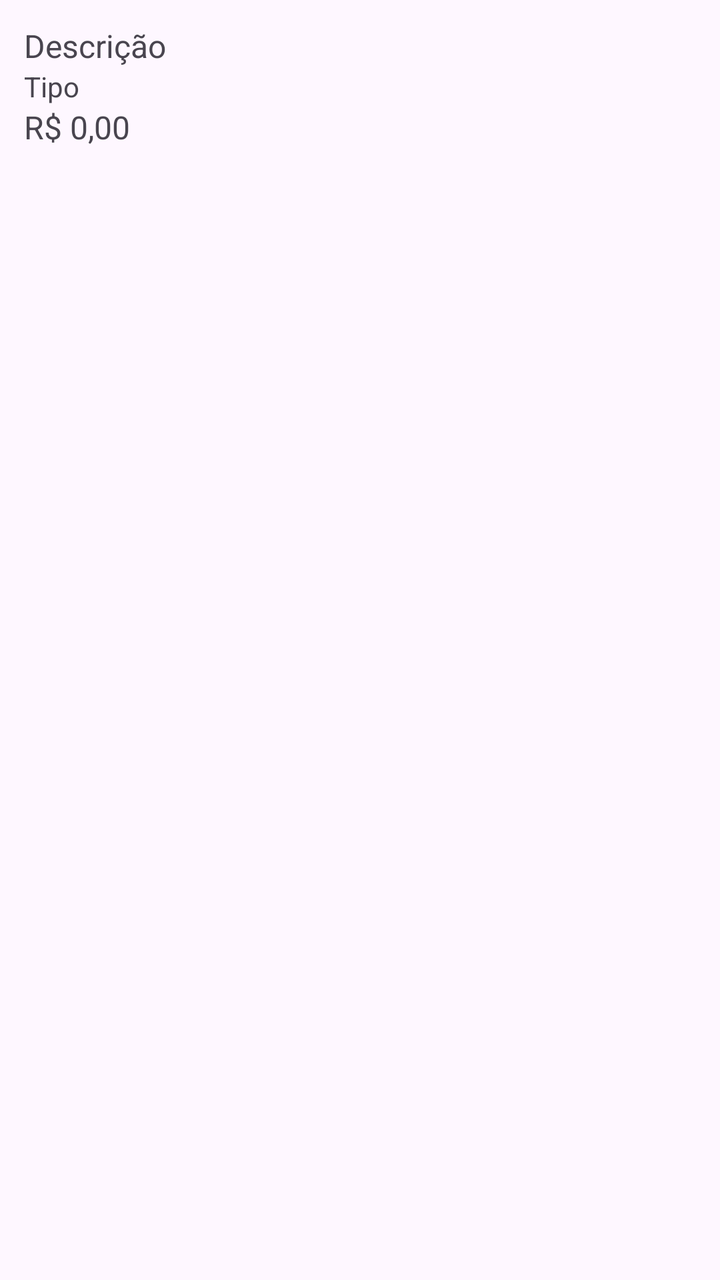
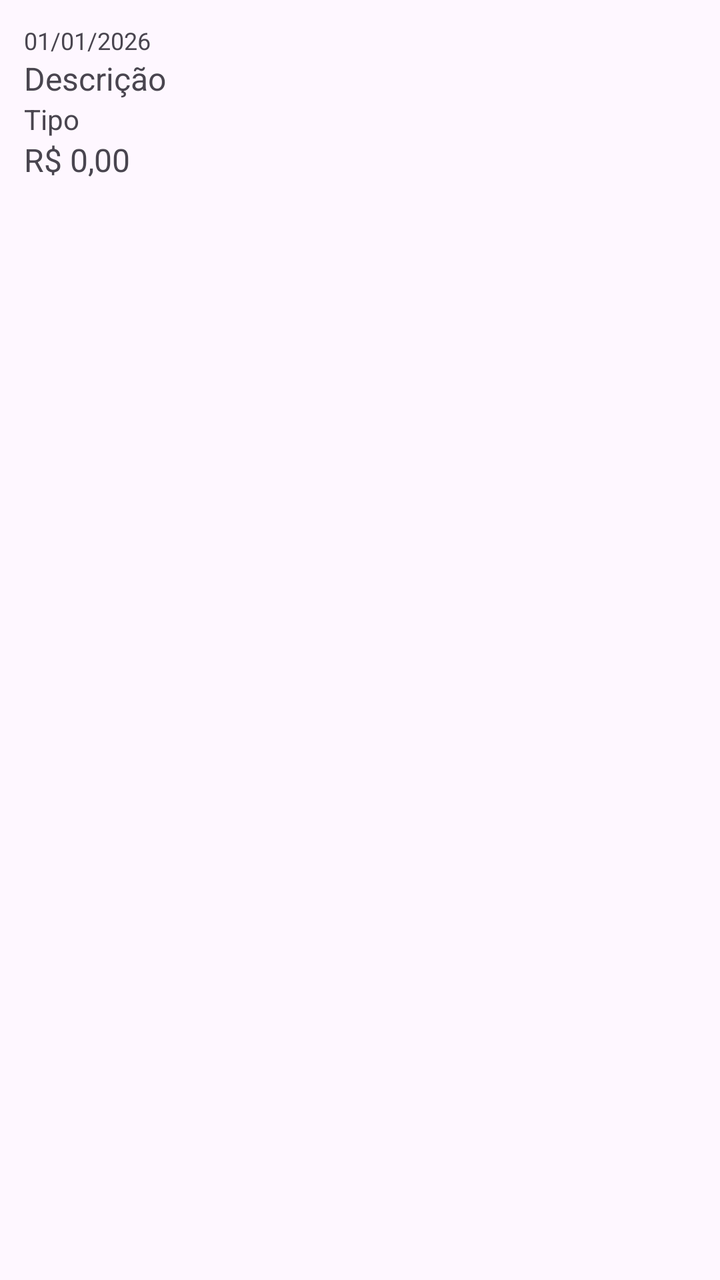

Two renders of the same Android screen: before a commit and after it. Below are the layout's source before the change and the commit's diff.
<!-- AndroidManifest.xml: application theme Theme.ControleDeGastos -->
<!-- res/layout/item_movimento.xml -->
<?xml version="1.0" encoding="utf-8"?>
<LinearLayout xmlns:android="http://schemas.android.com/apk/res/android"
    android:layout_width="match_parent"
    android:layout_height="wrap_content"
    android:orientation="vertical"
    android:padding="12dp">

    <TextView
        android:id="@+id/textDescricaoMovimento"
        android:layout_width="wrap_content"
        android:layout_height="wrap_content"
        android:text="Descrição"
        android:textSize="16sp" />

    <TextView
        android:id="@+id/textTipoMovimento"
        android:layout_width="wrap_content"
        android:layout_height="wrap_content"
        android:text="Tipo"
        android:textSize="14sp" />

    <TextView
        android:id="@+id/textValorMovimento"
        android:layout_width="wrap_content"
        android:layout_height="wrap_content"
        android:text="R$ 0,00"
        android:textSize="16sp" />

</LinearLayout>
<!-- resources referenced by this layout -->
<resources>
  <style name="Theme.ControleDeGastos" parent="Base.Theme.ControleDeGastos" />
  <style name="Base.Theme.ControleDeGastos" parent="Theme.Material3.DayNight.NoActionBar">
          
          
      </style>
</resources>

<!-- the commit's change to res/layout/item_movimento.xml (unified diff, before → after) -->
@@ -4,6 +4,13 @@
     android:layout_height="wrap_content"
     android:orientation="vertical"
     android:padding="12dp">
+
+    <TextView
+        android:id="@+id/textDataMovimento"
+        android:layout_width="wrap_content"
+        android:layout_height="wrap_content"
+        android:text="01/01/2026"
+        android:textSize="12sp" />
 
     <TextView
         android:id="@+id/textDescricaoMovimento"
